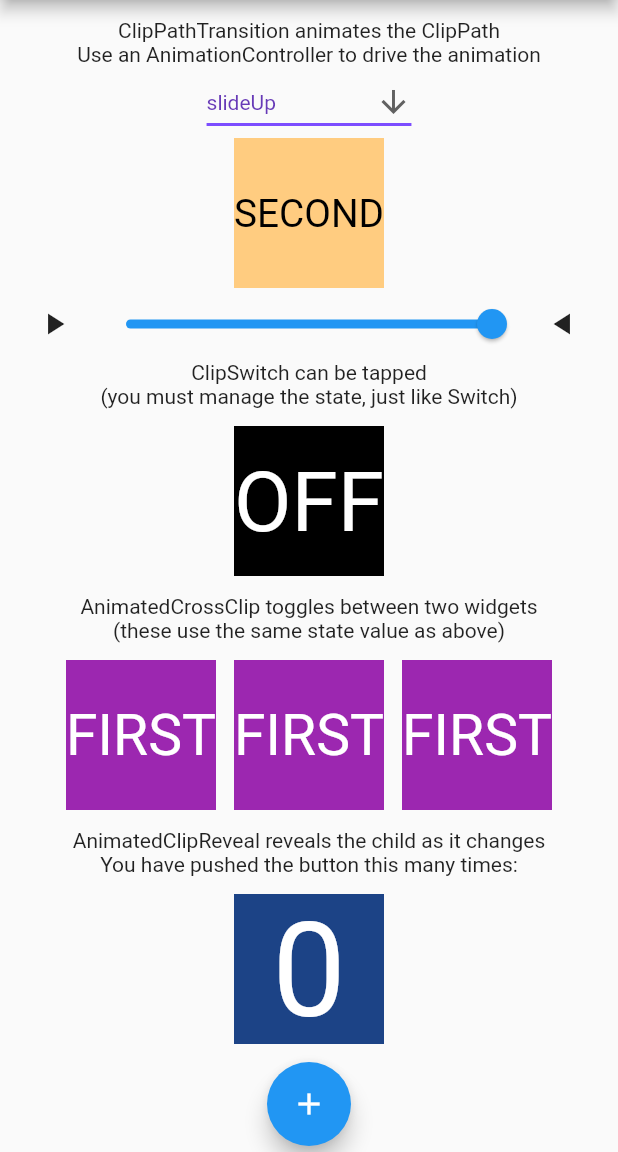
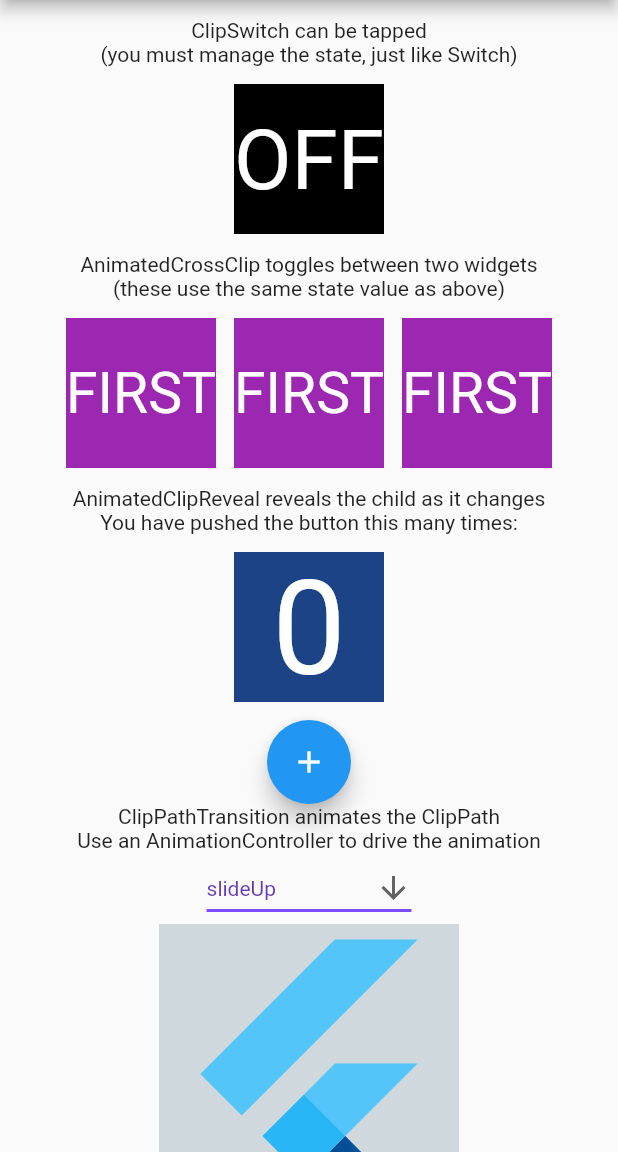
Before and after one commit to flowmobile/animated_clipper, a Flutter app: the screen it shows after launch, on a phone screen of 412 x 824 dp, the part 84-1236 px from its top. Run offline on Flutter 3.47's test engine with Material 2 defaults, Android fonts, the phone set to English and light mode, and no system bars.

Commit message:
Docs and Gif

```diff
--- a/example/lib/clip_path_transition_example.dart
+++ b/example/lib/clip_path_transition_example.dart
@@ -103,9 +103,11 @@ class _ClipPathTransitionExampleState extends State<ClipPathTransitionExample>
         ClipPathTransition(
           animation: _controller.drive(CurveTween(curve: Curves.easeInOut)),
           pathBuilder: _pathBuilder,
-          child: SimpleBox(
-            text: 'SECOND',
-            color: Colors.orange.shade200,
+          child: Container(
+            color: Colors.blueGrey.shade100,
+            child: FlutterLogo(
+              size: 200,
+            ),
           ),
           // clipBehavior: Clip.antiAlias,
         ),
--- a/example/lib/main.dart
+++ b/example/lib/main.dart
@@ -61,10 +61,6 @@ class _MyHomePageState extends State<MyHomePage> {
             child: Column(
               mainAxisAlignment: MainAxisAlignment.center,
               children: <Widget>[
-                // ClipPathTransition
-                Text('ClipPathTransition animates the ClipPath'),
-                Text('Use an AnimationController to drive the animation'),
-                ClipPathTransitionExample(),
                 // ClipSwitch
                 Text('ClipSwitch can be tapped'),
                 Text('(you must manage the state, just like Switch)'),
@@ -111,6 +107,10 @@ class _MyHomePageState extends State<MyHomePage> {
                   tooltip: 'Increment',
                   child: Icon(Icons.add),
                 ),
+                // ClipPathTransition
+                Text('ClipPathTransition animates the ClipPath'),
+                Text('Use an AnimationController to drive the animation'),
+                ClipPathTransitionExample(),
               ],
             ),
           ),
--- a/pubspec.yaml
+++ b/pubspec.yaml
@@ -1,6 +1,6 @@
 name: animated_clipper
 description: ClipSwitch, AnimatedClipReveal and AnimatedCrossClip use ClipPathTransition for hiding and showing widgets. A collection of PathBuilders for rendering.
-version: 0.0.1
+version: 0.1.0
 homepage: https://github.com/oodavid/animated_clipper
 
 environment:
```
Also changed, not shown: example/lib/example.gif (added), example/pubspec.lock, 2 other files.
